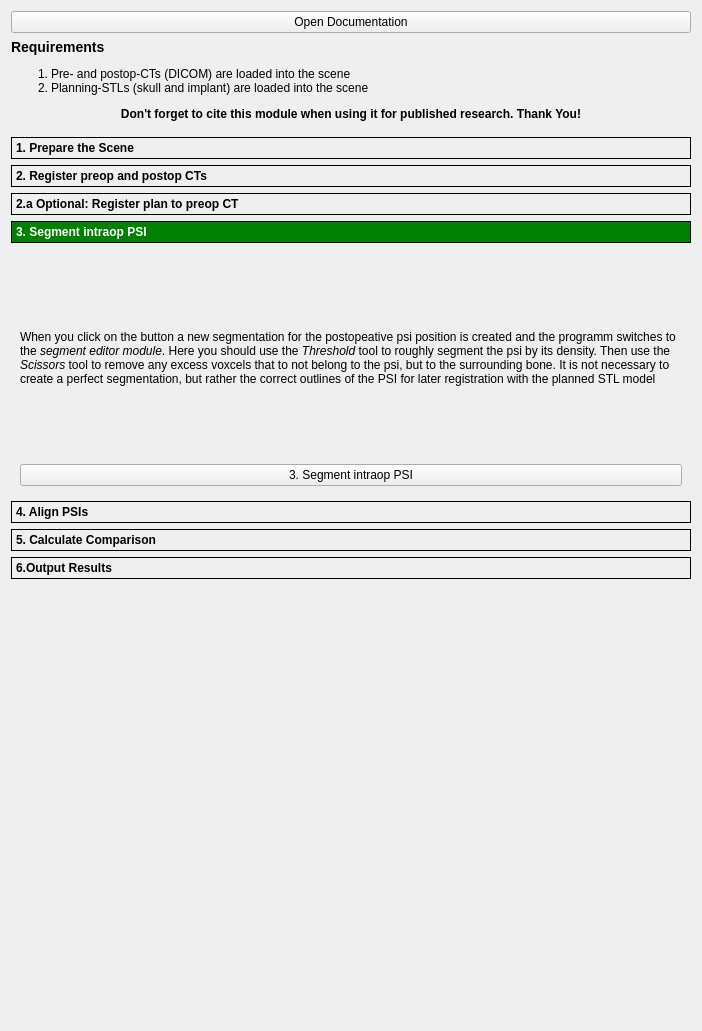
johannesschulze/SlicerPSOIEvaluation, file PSOIEvaluation/Resources/UI/OrbitaPSIWorkflowModule.ui: the form before one commit.
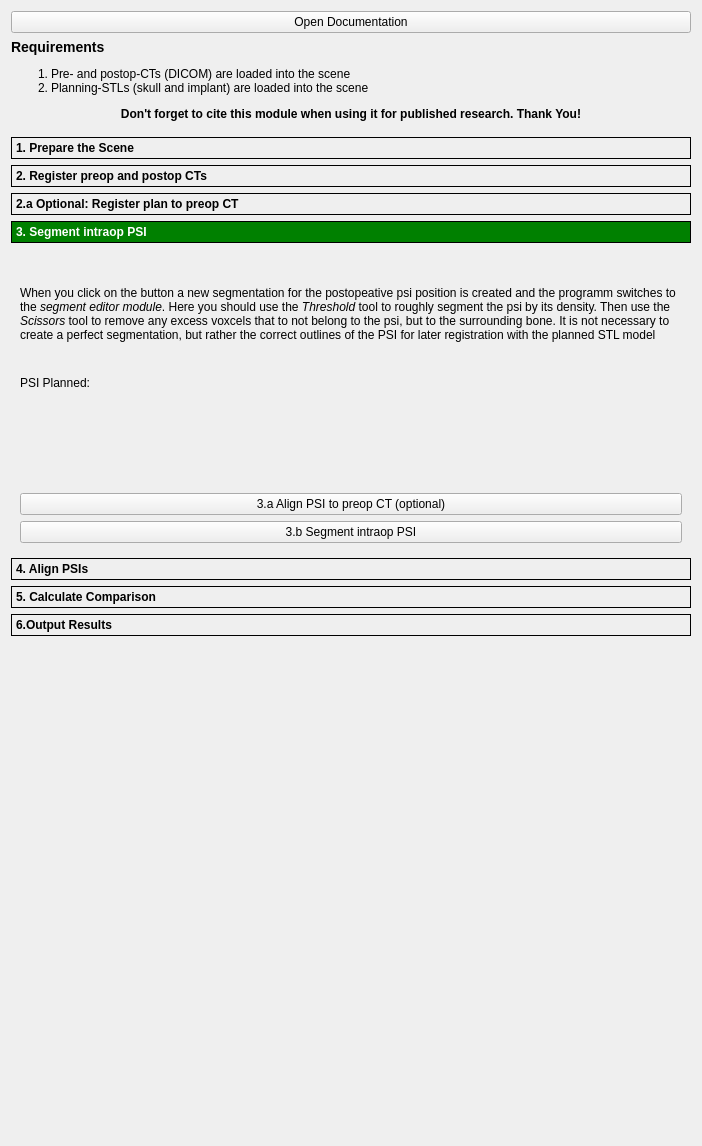
The form after the commit. The open tabs and pages were chosen to show the change. Custom widgets are drawn as their Qt base class.

Diff of the .ui file:
```diff
--- a/PSOIEvaluation/Resources/UI/OrbitaPSIWorkflowModule.ui
+++ b/PSOIEvaluation/Resources/UI/OrbitaPSIWorkflowModule.ui
@@ -7,7 +7,7 @@
     <x>0</x>
     <y>0</y>
     <width>702</width>
-    <height>1031</height>
+    <height>1146</height>
    </rect>
   </property>
   <property name="sizePolicy">
@@ -349,7 +349,7 @@
         <x>0</x>
         <y>0</y>
         <width>684</width>
-        <height>241</height>
+        <height>301</height>
        </rect>
       </property>
       <attribute name="label">
@@ -366,6 +366,57 @@
          </property>
         </widget>
        </item>
+       <item>
+        <layout class="QFormLayout" name="formLayoutSelectPSI">
+         <property name="sizeConstraint">
+          <enum>QLayout::SizeConstraint::SetDefaultConstraint</enum>
+         </property>
+         <property name="fieldGrowthPolicy">
+          <enum>QFormLayout::FieldGrowthPolicy::FieldsStayAtSizeHint</enum>
+         </property>
+         <item row="0" column="0">
+          <widget class="QLabel" name="labelPSIPlanned">
+           <property name="styleSheet">
+            <string notr="true"/>
+           </property>
+           <property name="text">
+            <string>PSI Planned:</string>
+           </property>
+          </widget>
+         </item>
+         <item row="0" column="1">
+          <widget class="qMRMLNodeComboBox" name="psiPlannedModelSelector" native="true">
+           <property name="toolTip">
+            <string>Pick the input to the algorithm.</string>
+           </property>
+           <property name="nodeTypes" stdset="0">
+            <stringlist notr="true">
+             <string>vtkMRMLModelNode</string>
+            </stringlist>
+           </property>
+           <property name="showChildNodeTypes" stdset="0">
+            <bool>false</bool>
+           </property>
+           <property name="addEnabled" stdset="0">
+            <bool>false</bool>
+           </property>
+           <property name="removeEnabled" stdset="0">
+            <bool>false</bool>
+           </property>
+           <property name="SlicerParameterName" stdset="0">
+            <string>psiPlannedModel</string>
+           </property>
+          </widget>
+         </item>
+        </layout>
+       </item>
+       <item>
+        <widget class="QPushButton" name="applyTransformsToPlannedModelButton">
+         <property name="text">
+          <string>3.a Align PSI to preop CT (optional)</string>
+         </property>
+        </widget>
+       </item>
        <item>
         <widget class="QPushButton" name="prepareSegmentationButton">
          <property name="sizePolicy">
@@ -375,7 +426,7 @@
           </sizepolicy>
          </property>
          <property name="text">
-          <string>3. Segment intraop PSI</string>
+          <string>3.b Segment intraop PSI</string>
          </property>
         </widget>
        </item>
```
Left out of the diff: 79 changed lines with no effect on the pictures.
